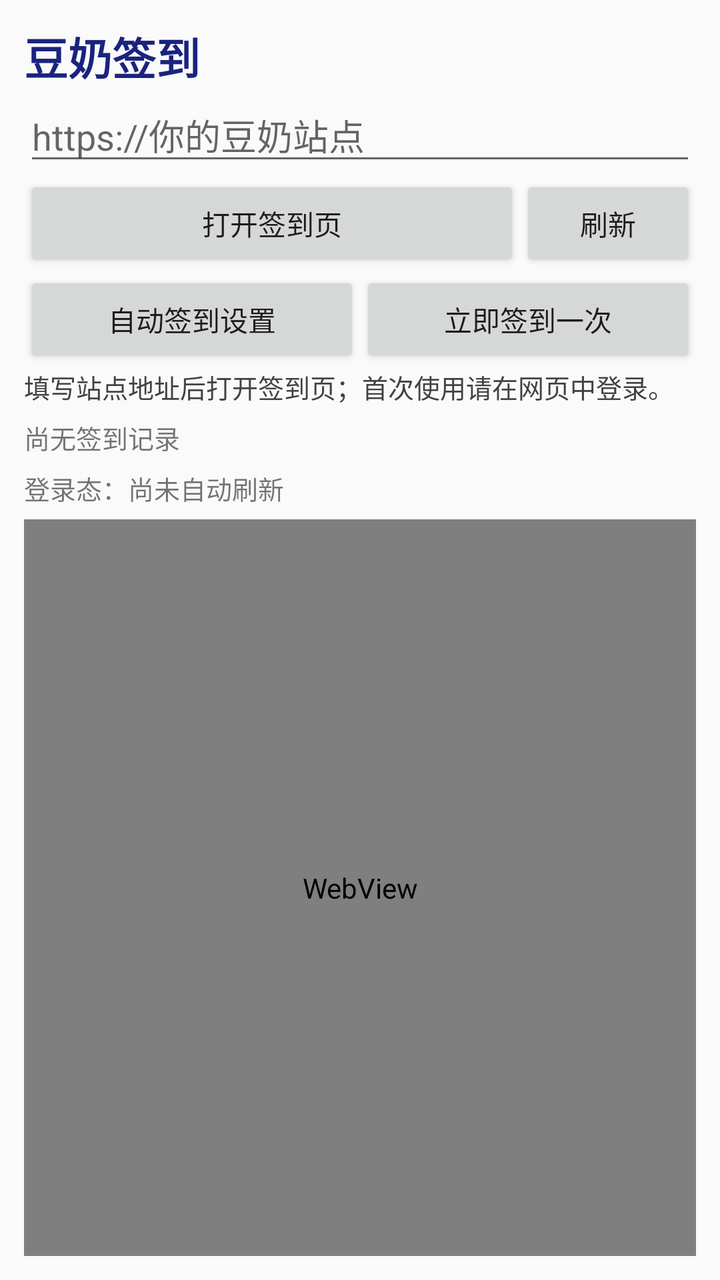
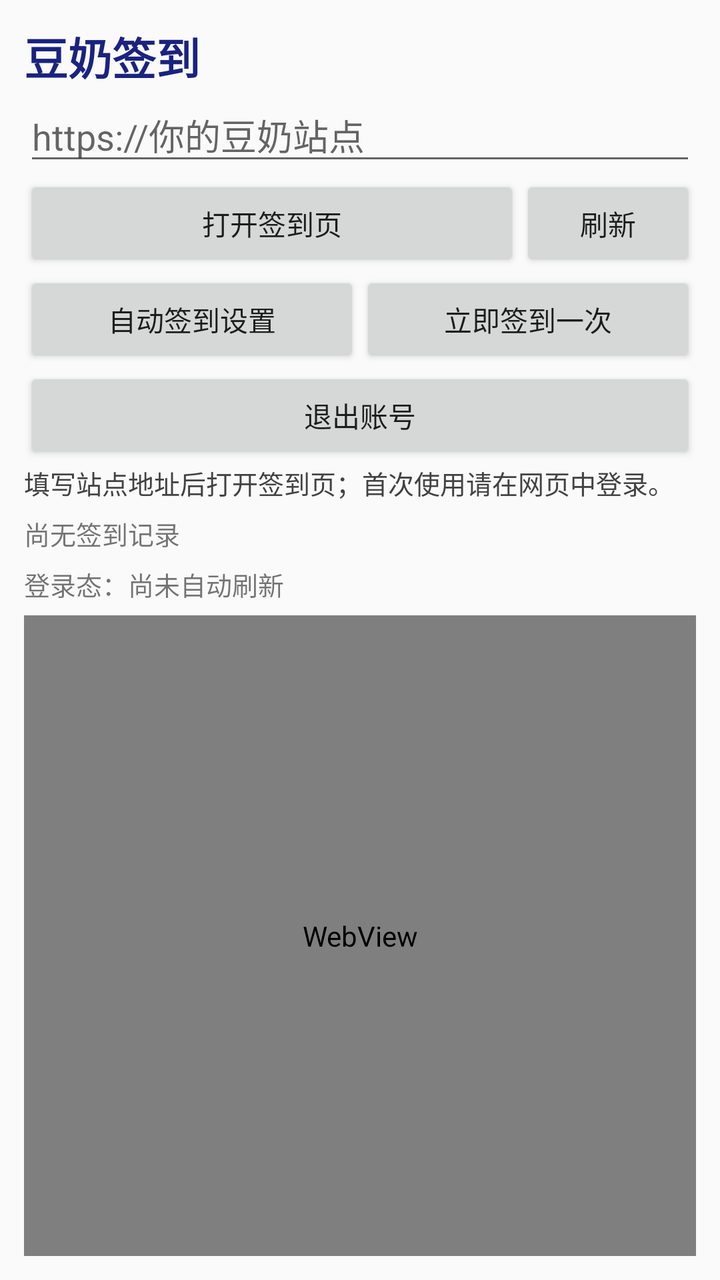

Screens rendered from an Android XML layout before and after an edit, with the pre-edit source and the edit as a unified diff.
<!-- AndroidManifest.xml: application theme android:Theme.Material.Light.NoActionBar -->
<!-- res/layout/activity_main.xml -->
<?xml version="1.0" encoding="utf-8"?>
<LinearLayout xmlns:android="http://schemas.android.com/apk/res/android"
    android:layout_width="match_parent"
    android:layout_height="match_parent"
    android:orientation="vertical"
    android:padding="12dp">

    <LinearLayout
        android:id="@+id/app_controls"
        android:layout_width="match_parent"
        android:layout_height="wrap_content"
        android:orientation="vertical">

    <TextView
        android:layout_width="match_parent"
        android:layout_height="wrap_content"
        android:text="豆奶签到"
        android:textColor="#1A237E"
        android:textSize="22sp"
        android:textStyle="bold" />

    <EditText
        android:id="@+id/site_url"
        android:layout_width="match_parent"
        android:layout_height="wrap_content"
        android:hint="https://你的豆奶站点"
        android:inputType="textUri"
        android:singleLine="true" />

    <LinearLayout
        android:layout_width="match_parent"
        android:layout_height="wrap_content"
        android:orientation="horizontal">

        <Button
            android:id="@+id/open_panel"
            android:layout_width="0dp"
            android:layout_height="wrap_content"
            android:layout_weight="1"
            android:text="打开签到页" />

        <Button
            android:id="@+id/reload_page"
            android:layout_width="wrap_content"
            android:layout_height="wrap_content"
            android:text="刷新" />
    </LinearLayout>

    <LinearLayout
        android:layout_width="match_parent"
        android:layout_height="wrap_content"
        android:orientation="horizontal">

        <Button
            android:id="@+id/settings"
            android:layout_width="0dp"
            android:layout_height="wrap_content"
            android:layout_weight="1"
            android:text="自动签到设置" />

        <Button
            android:id="@+id/checkin_now"
            android:layout_width="0dp"
            android:layout_height="wrap_content"
            android:layout_weight="1"
            android:text="立即签到一次" />
    </LinearLayout>

    <TextView
        android:id="@+id/status"
        android:layout_width="match_parent"
        android:layout_height="wrap_content"
        android:paddingBottom="6dp"
        android:text="填写站点地址后打开签到页；首次使用请在网页中登录。"
        android:textColor="#424242"
        android:textSize="13sp" />

    <TextView
        android:id="@+id/last_result"
        android:layout_width="match_parent"
        android:layout_height="wrap_content"
        android:paddingBottom="6dp"
        android:text="尚无签到记录"
        android:textSize="13sp" />

    <TextView
        android:id="@+id/session_result"
        android:layout_width="match_parent"
        android:layout_height="wrap_content"
        android:paddingBottom="6dp"
        android:text="登录态：尚未自动刷新"
        android:textSize="13sp" />
    </LinearLayout>

    <LinearLayout
        android:id="@+id/browser_controls"
        android:layout_width="match_parent"
        android:layout_height="wrap_content"
        android:orientation="horizontal"
        android:visibility="gone">

        <Button
            android:id="@+id/exit_browser"
            android:layout_width="0dp"
            android:layout_height="wrap_content"
            android:layout_weight="1"
            android:text="返回应用" />

        <TextView
            android:id="@+id/password_count"
            android:layout_width="0dp"
            android:layout_height="match_parent"
            android:layout_weight="1"
            android:gravity="center"
            android:text=""
            android:textSize="14sp" />

        <Button
            android:id="@+id/browser_reload"
            android:layout_width="0dp"
            android:layout_height="wrap_content"
            android:layout_weight="1"
            android:text="刷新网页" />
    </LinearLayout>

    <WebView
        android:id="@+id/web_view"
        android:layout_width="match_parent"
        android:layout_height="0dp"
        android:layout_weight="1" />
</LinearLayout>
<!-- resources referenced by this layout -->
<resources>

</resources>

<!-- the commit's change to res/layout/activity_main.xml (unified diff, before → after) -->
@@ -66,6 +66,12 @@
             android:text="立即签到一次" />
     </LinearLayout>
 
+    <Button
+        android:id="@+id/logout"
+        android:layout_width="match_parent"
+        android:layout_height="wrap_content"
+        android:text="退出账号" />
+
     <TextView
         android:id="@+id/status"
         android:layout_width="match_parent"
@@ -96,31 +102,45 @@
         android:id="@+id/browser_controls"
         android:layout_width="match_parent"
         android:layout_height="wrap_content"
-        android:orientation="horizontal"
+        android:orientation="vertical"
         android:visibility="gone">
 
-        <Button
-            android:id="@+id/exit_browser"
-            android:layout_width="0dp"
+        <LinearLayout
+            android:layout_width="match_parent"
             android:layout_height="wrap_content"
-            android:layout_weight="1"
-            android:text="返回应用" />
+            android:orientation="horizontal">
+
+            <Button
+                android:id="@+id/exit_browser"
+                android:layout_width="0dp"
+                android:layout_height="wrap_content"
+                android:layout_weight="1"
+                android:text="返回应用" />
+
+            <Button
+                android:id="@+id/password_input"
+                android:layout_width="0dp"
+                android:layout_height="wrap_content"
+                android:layout_weight="1"
+                android:text="输入密码"
+                android:visibility="gone" />
+
+            <Button
+                android:id="@+id/browser_reload"
+                android:layout_width="0dp"
+                android:layout_height="wrap_content"
+                android:layout_weight="1"
+                android:text="刷新网页" />
+        </LinearLayout>
 
         <TextView
             android:id="@+id/password_count"
-            android:layout_width="0dp"
-            android:layout_height="match_parent"
-            android:layout_weight="1"
+            android:layout_width="match_parent"
+            android:layout_height="wrap_content"
             android:gravity="center"
+            android:paddingBottom="4dp"
             android:text=""
             android:textSize="14sp" />
-
-        <Button
-            android:id="@+id/browser_reload"
-            android:layout_width="0dp"
-            android:layout_height="wrap_content"
-            android:layout_weight="1"
-            android:text="刷新网页" />
     </LinearLayout>
 
     <WebView
